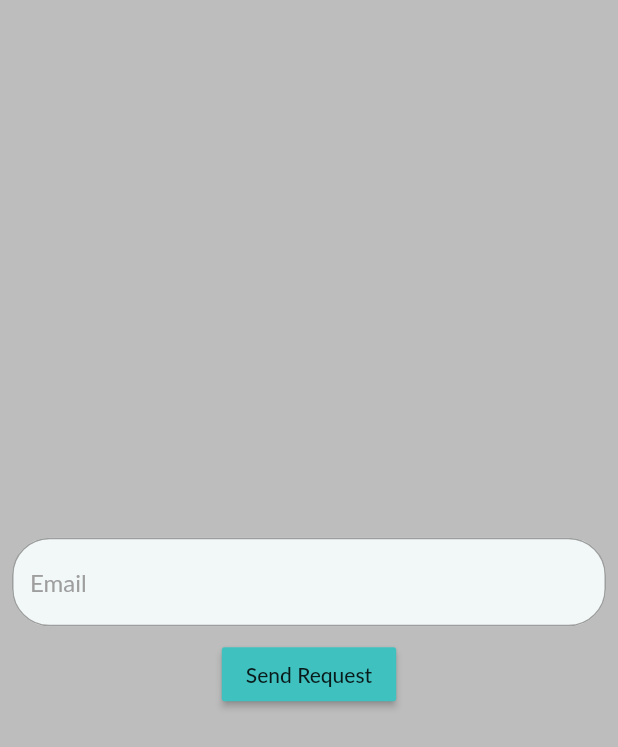
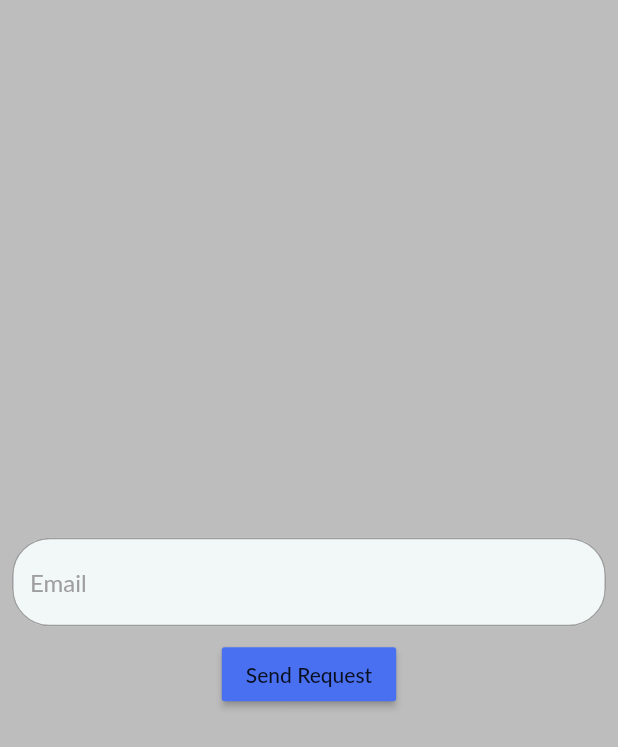
Before and after one commit to jayaemekar/GadgetKart, a Flutter app: the ForgetPassword screen opened by its route, after a tap on "Send Request", on a phone screen of 412 x 824 dp. Shown: the top 747 px of the screen. Run offline on Flutter 3.47's test engine with Material 2 defaults, Android fonts, the phone set to English and light mode, and no system bars; our stand-ins replace cached_network_image, carousel_pro_nullsafety, cloud_firestore, dio, easy_localization, firebase_auth and 7 more; missing offline and left inert: list_tile_switch; accounts and stored records are empty; network calls fail; Roboto replaces fonts that are missing (Lato).

Commit message:
updated changes for reset password

```diff
--- a/gadget_kart/lib/blocs/providers/order/order_provider.dart
+++ b/gadget_kart/lib/blocs/providers/order/order_provider.dart
@@ -37,10 +37,7 @@ class OrderProvider extends StateNotifier<OrderState> {
           ? 'orderBy="id"&equalTo="$userId"'
           : 'orderBy="id"&equalTo="$userId"';
 
-      final data = await DioClient()
-          .send(reqMethod: 'get', path: 'orders.json?$filterString');
-    //  final data = await DioClient()
-    //      .send(reqMethod: 'get', path: 'orders.json?');
+      final data = await DioClient().send(reqMethod: 'get', path: 'orders.json?$filterString');
       final List<OrderModel> loadedOrders = [];
       final extractedData = data.data;
       final List<OrderModel> orders;
--- a/gadget_kart/lib/ui/screens/auth/forget_password.dart
+++ b/gadget_kart/lib/ui/screens/auth/forget_password.dart
@@ -4,7 +4,7 @@ import 'package:flutter/material.dart';
 import 'package:firebase_auth/firebase_auth.dart';
 
 class ForgetPassword extends StatefulWidget {
-   static const id = 'ForgetPassword';
+  static const id = 'ForgetPassword';
   const ForgetPassword({Key? key}) : super(key: key);
 
   @override
@@ -46,7 +46,7 @@ class _ForgetPasswordState extends State<ForgetPassword> {
                       Navigator.of(context).pop();
                       ScaffoldMessenger.of(context).showSnackBar(const SnackBar(
                         content:
-                            Text('Has been sent Reset your password for emai'),
+                            Text('Has been sent Reset your password for email'),
                       ));
                     } on FirebaseAuthException catch (e) {
                       ScaffoldMessenger.of(context).showSnackBar(SnackBar(
@@ -55,7 +55,7 @@ class _ForgetPasswordState extends State<ForgetPassword> {
                       log(e.toString());
                     }
                   },
-                  color: const Color(0xff3FC1C0),
+                  color: Color.fromARGB(255, 73, 112, 241),
                 ),
               ],
             ),
--- a/gadget_kart/lib/ui/screens/auth/signup_screen.dart
+++ b/gadget_kart/lib/ui/screens/auth/signup_screen.dart
@@ -90,7 +90,7 @@ class _SignUpScreenState extends State<SignUpScreen> {
                     ),
                     TextFormField(
                       style: kTextFormStyle,
-                      keyboardType: TextInputType.number,
+                      keyboardType: TextInputType.name,
                       textInputAction: TextInputAction.next,
                       obscureText: _obscureText,
                       decoration: textFormDecorationPassword(),
```
Also changed, not shown: gadget_kart/lib/blocs/models/cart_model.dart (line endings or trailing spaces).
